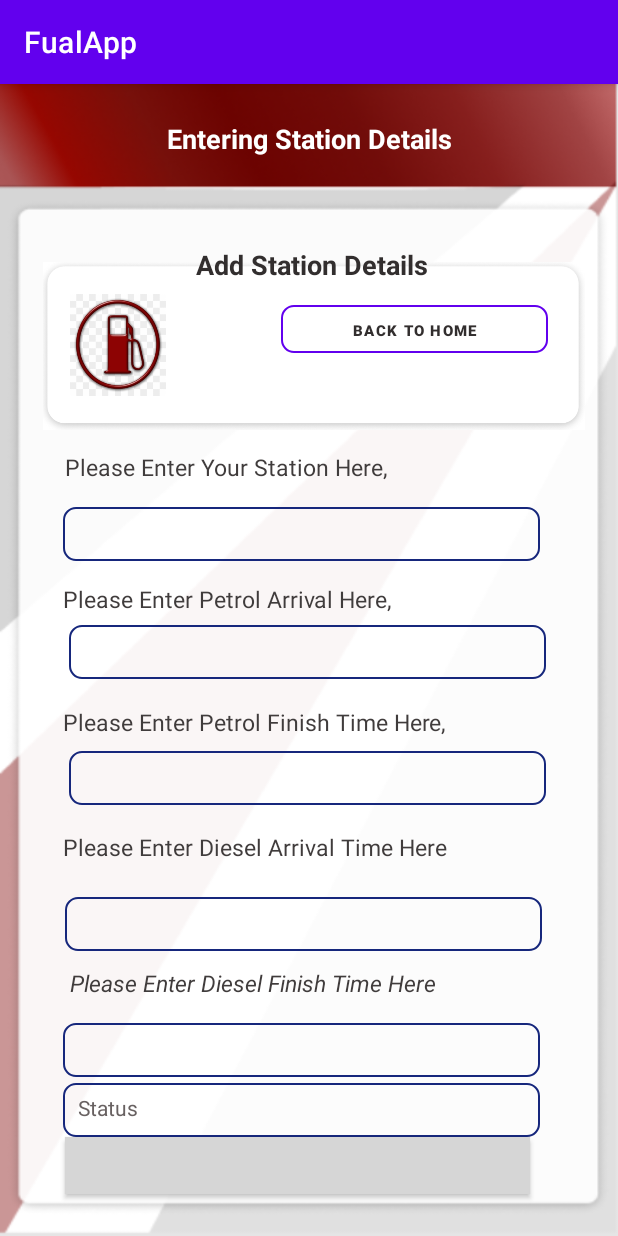
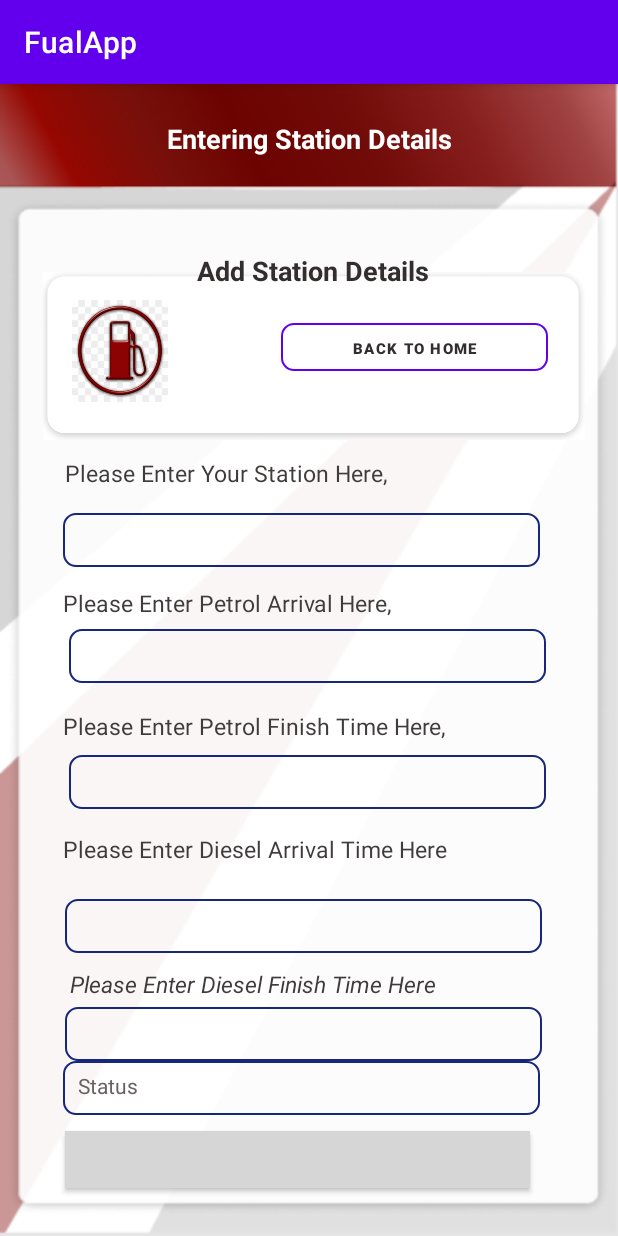
Before and after one commit to Ruvindu-droid/EAD-FRONT-CLIENT, an Android app: the StationOwner screen opened directly, with no data from a screen before it, on a phone screen of 412 x 824 dp. Run offline under Robolectric (Android 15) with nearby library versions, the phone set to English and light mode, and no system bars; grey boxes are pictures that could not be loaded.

Commit message:
Adjested for the Real Device and Intergration Successfully on All and Committing

```diff
--- a/app/src/main/java/com/example/fualapp/MainActivity.java
+++ b/app/src/main/java/com/example/fualapp/MainActivity.java
@@ -20,17 +20,17 @@ import retrofit2.converter.gson.GsonConverterFactory;
 
 public class MainActivity extends AppCompatActivity {
 
-    public static String BASE_URL2 = "http://10.0.2.2:3000";
+    public static String BASE_URL2 = "http://192.168.1.125:3000";
     private Retrofit retrofit;
     private RetrofitInterface retrofitInterface;
 
     /***  Use your Emulator or Real Device Accordingly for TESTING Processes (Please keep Default when Comitting )***/
 
     // IF you are using the Emulator :-
-        private String BASE_URL = "http://10.0.2.2:3000";
+   //     private String BASE_URL = "http://10.0.2.2:3000";
 
     //  If you using a Real Device :- (Connect to same network both Lap and mobile, add the IP here)
-//      private String BASE_URL = "http://192.168.8.159:3000";
+        private String BASE_URL = "http://192.168.1.125:3000";
 
     /***  ------------------------------------------------------------------------------------------------------  ***/
 
--- a/app/src/main/java/com/example/fualapp/Retrievestationdetails.java
+++ b/app/src/main/java/com/example/fualapp/Retrievestationdetails.java
@@ -133,7 +133,7 @@ public class Retrievestationdetails extends AppCompatActivity {
 
     }
     public void sendToInitialLanding(View view) {
-        Intent intent = new Intent(this,  FualUser.class);
+        Intent intent = new Intent(this,  FualOwner.class);
         Button image = (Button) findViewById(R.id.textView4);
         startActivity(intent);
     }
--- a/app/src/main/java/com/example/fualapp/StationOwner.java
+++ b/app/src/main/java/com/example/fualapp/StationOwner.java
@@ -85,7 +85,7 @@ public class StationOwner extends AppCompatActivity {
     }
 
     public void sendToInitialLanding(View view) {
-        Intent intent = new Intent(this,  FualUser.class);
+        Intent intent = new Intent(this,  FualOwner.class);
         Button image = (Button) findViewById(R.id.textView4);
         startActivity(intent);
     }
--- a/app/src/main/res/layout/activity_station_owner.xml
+++ b/app/src/main/res/layout/activity_station_owner.xml
@@ -57,10 +57,11 @@
             app:layout_constraintTop_toBottomOf="@+id/mapView2"
             app:layout_constraintVertical_bias="0.553" />
 
+
         <TextView
             android:id="@+id/textView10"
             android:layout_width="319dp"
-            android:layout_height="38dp"
+            android:layout_height="29dp"
             android:text="Please Enter Diesel Finish Time Here"
             android:textColor="#403C3C"
             android:textSize="15sp"
@@ -69,8 +70,7 @@
             app:layout_constraintEnd_toEndOf="parent"
             app:layout_constraintStart_toStartOf="parent"
             app:layout_constraintTop_toBottomOf="@+id/mapView2"
-            app:layout_constraintVertical_bias="0.729" />
-
+            app:layout_constraintVertical_bias="0.717" />
 
         <TextView
             android:id="@+id/textView"
@@ -94,7 +94,7 @@
             app:layout_constraintHorizontal_bias="0.589"
             app:layout_constraintStart_toStartOf="parent"
             app:layout_constraintTop_toTopOf="parent"
-            app:layout_constraintVertical_bias="0.895"
+            app:layout_constraintVertical_bias="0.916"
             app:srcCompat="@drawable/account_box" />
 
         <TextView
@@ -107,17 +107,17 @@
             android:textStyle="bold"
             app:layout_constraintBottom_toBottomOf="parent"
             app:layout_constraintEnd_toEndOf="parent"
-            app:layout_constraintHorizontal_bias="0.623"
+            app:layout_constraintHorizontal_bias="0.626"
             app:layout_constraintStart_toStartOf="parent"
             app:layout_constraintTop_toTopOf="parent"
-            app:layout_constraintVertical_bias="0.147" />
+            app:layout_constraintVertical_bias="0.153" />
 
         <Button
             android:id="@+id/textView4"
             android:layout_width="178dp"
             android:layout_height="32dp"
             android:layout_marginStart="164dp"
-            android:layout_marginTop="4dp"
+            android:layout_marginTop="12dp"
             android:background="@drawable/fund_border_blue"
             android:onClick="sendToInitialLanding"
             android:text="Back to Home"
@@ -222,7 +222,7 @@
             android:layout_width="318dp"
             android:layout_height="36dp"
             android:layout_marginStart="6dp"
-            android:layout_marginTop="92dp"
+            android:layout_marginTop="80dp"
             android:layout_marginEnd="5dp"
             android:background="@drawable/fund_border_blue"
             android:inputType="text"
@@ -231,7 +231,7 @@
             android:textColorHint="#686161"
             android:textSize="14sp"
             app:layout_constraintEnd_toEndOf="parent"
-            app:layout_constraintHorizontal_bias="0.439"
+            app:layout_constraintHorizontal_bias="0.451"
             app:layout_constraintStart_toStartOf="parent"
             app:layout_constraintTop_toBottomOf="@+id/textView9"
             tools:ignore="SpeakableTextPresentCheck" />
@@ -241,7 +241,7 @@
             android:layout_width="318dp"
             android:layout_height="36dp"
             android:layout_marginStart="6dp"
-            android:layout_marginTop="132dp"
+            android:layout_marginTop="116dp"
             android:layout_marginEnd="5dp"
             android:background="@drawable/fund_border_blue"
             android:hint="Status"
@@ -262,7 +262,7 @@
             android:layout_height="38dp"
             android:layout_marginStart="42dp"
             android:layout_marginEnd="42dp"
-            android:layout_marginBottom="28dp"
+            android:layout_marginBottom="32dp"
             android:background="@drawable/fund_border_red"
             android:onClick="AddDetails"
             android:text="Add Station Details"
@@ -271,18 +271,18 @@
             android:textStyle="bold"
             app:layout_constraintBottom_toBottomOf="parent"
             app:layout_constraintEnd_toEndOf="parent"
-            app:layout_constraintHorizontal_bias="0.071"
+            app:layout_constraintHorizontal_bias="0.058"
             app:layout_constraintStart_toStartOf="parent" />
 
         <ImageView
             android:id="@+id/mapView2"
             android:layout_width="64dp"
             android:layout_height="68dp"
-            android:layout_marginBottom="560dp"
+            android:layout_marginBottom="556dp"
             android:background="@drawable/testlogo01"
             app:layout_constraintBottom_toBottomOf="parent"
             app:layout_constraintEnd_toEndOf="parent"
-            app:layout_constraintHorizontal_bias="0.135"
+            app:layout_constraintHorizontal_bias="0.138"
             app:layout_constraintStart_toStartOf="parent" />
 
 
```
Also changed, not shown: app/src/main/res/layout/activity_check_fuel_status_for_me.xml (+21 -23 lines), app/src/main/res/layout/activity_check_my_vehicle_in_q.xml (+18 -21 lines), app/src/main/res/layout/activity_fual_owner.xml (+4 -4 lines), app/src/main/res/layout/activity_retrievestationdetails.xml (+29 -29 lines), app/src/main/res/layout/activity_vehicle_add_to_fual_q.xml (+5 -9 lines).
